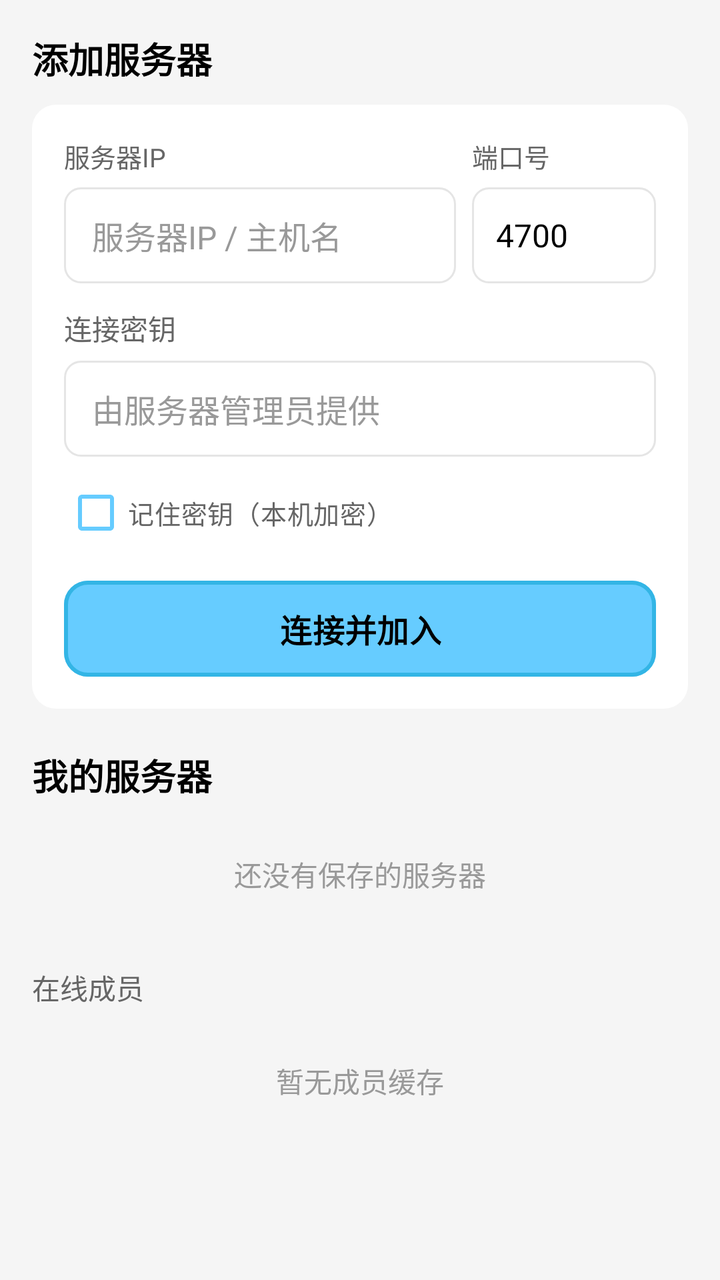
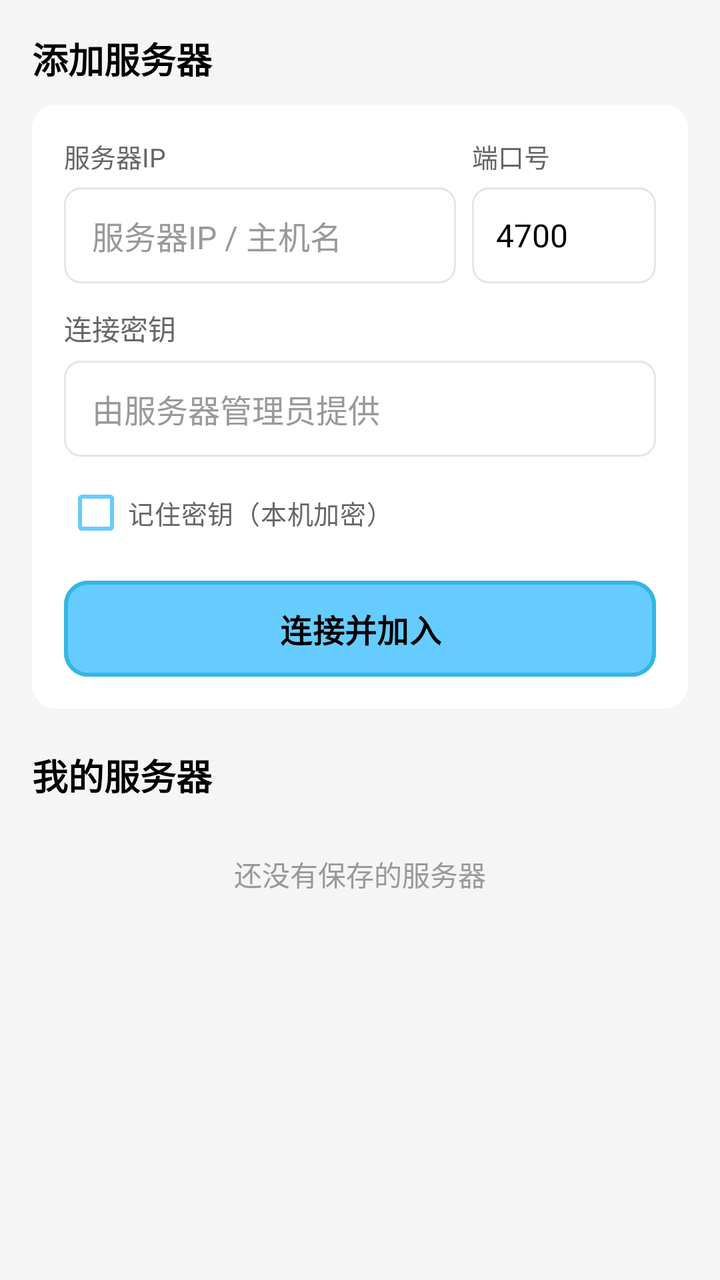

Before-and-after screenshots of an Android layout around one commit, followed by the original layout XML and the change that was made.
<!-- AndroidManifest.xml: application theme Theme.CoTalkProject -->
<!-- res/layout/fragment_contacts.xml -->
<?xml version="1.0" encoding="utf-8"?>
<androidx.core.widget.NestedScrollView xmlns:android="http://schemas.android.com/apk/res/android"
    xmlns:app="http://schemas.android.com/apk/res-auto"
    android:layout_width="match_parent"
    android:layout_height="match_parent"
    android:background="@color/bg_page"
    android:clipToPadding="false"
    android:fillViewport="true"
    android:overScrollMode="never">

    <LinearLayout
        android:layout_width="match_parent"
        android:layout_height="wrap_content"
        android:orientation="vertical"
        android:paddingStart="16dp"
        android:paddingTop="16dp"
        android:paddingEnd="16dp"
        android:paddingBottom="24dp">

        <TextView
            android:layout_width="match_parent"
            android:layout_height="wrap_content"
            android:text="@string/contacts_add_server"
            android:textColor="@color/text_primary"
            android:textSize="18sp"
            android:textStyle="bold" />

        <LinearLayout
            android:layout_width="match_parent"
            android:layout_height="wrap_content"
            android:layout_marginTop="10dp"
            android:background="@drawable/bg_card"
            android:orientation="vertical"
            android:padding="16dp">

            <LinearLayout
                android:layout_width="match_parent"
                android:layout_height="wrap_content"
                android:orientation="horizontal">

                <TextView
                    android:layout_width="0dp"
                    android:layout_height="wrap_content"
                    android:layout_weight="1"
                    android:labelFor="@id/et_host"
                    android:text="@string/label_server_ip"
                    android:textColor="@color/text_secondary"
                    android:textSize="13sp" />

                <TextView
                    android:layout_width="92dp"
                    android:layout_height="wrap_content"
                    android:layout_marginStart="8dp"
                    android:labelFor="@id/et_port"
                    android:text="@string/label_server_port"
                    android:textColor="@color/text_secondary"
                    android:textSize="13sp" />
            </LinearLayout>

            <LinearLayout
                android:layout_width="match_parent"
                android:layout_height="wrap_content"
                android:layout_marginTop="6dp"
                android:orientation="horizontal">

                <EditText
                    android:id="@+id/et_host"
                    android:layout_width="0dp"
                    android:layout_height="48dp"
                    android:layout_weight="1"
                    android:background="@drawable/et_round"
                    android:hint="@string/hint_host"
                    android:inputType="text"
                    android:maxLines="1"
                    android:paddingStart="14dp"
                    android:paddingEnd="14dp"
                    android:singleLine="true"
                    android:textColor="@color/text_primary"
                    android:textColorHint="@color/text_hint"
                    android:textSize="16sp" />

                <EditText
                    android:id="@+id/et_port"
                    android:layout_width="92dp"
                    android:layout_height="48dp"
                    android:layout_marginStart="8dp"
                    android:background="@drawable/et_round"
                    android:hint="@string/hint_port"
                    android:inputType="number"
                    android:maxLength="5"
                    android:maxLines="1"
                    android:paddingStart="12dp"
                    android:paddingEnd="12dp"
                    android:singleLine="true"
                    android:text="4700"
                    android:textColor="@color/text_primary"
                    android:textColorHint="@color/text_hint"
                    android:textSize="16sp" />
            </LinearLayout>

            <TextView
                android:layout_width="match_parent"
                android:layout_height="wrap_content"
                android:layout_marginTop="12dp"
                android:text="@string/auth_key"
                android:textColor="@color/text_secondary"
                android:textSize="14sp" />

            <EditText
                android:id="@+id/et_auth_key"
                android:layout_width="match_parent"
                android:layout_height="48dp"
                android:layout_marginTop="6dp"
                android:background="@drawable/et_round"
                android:hint="@string/hint_auth_key"
                android:inputType="textPassword"
                android:maxLines="1"
                android:paddingStart="14dp"
                android:paddingEnd="14dp"
                android:singleLine="true"
                android:textColor="@color/text_primary"
                android:textColorHint="@color/text_hint"
                android:textSize="16sp" />

            <CheckBox
                android:id="@+id/cb_remember_key"
                android:layout_width="wrap_content"
                android:layout_height="wrap_content"
                android:layout_marginTop="4dp"
                android:buttonTint="@color/blue_ty"
                android:checked="true"
                android:paddingStart="0dp"
                android:text="@string/remember_auth_key"
                android:textColor="@color/text_secondary"
                android:textSize="13sp" />

            <com.google.android.material.button.MaterialButton
                android:id="@+id/btn_connect_server"
                android:layout_width="match_parent"
                android:layout_height="48dp"
                android:layout_marginTop="10dp"
                android:insetTop="0dp"
                android:insetBottom="0dp"
                android:stateListAnimator="@null"
                android:text="@string/connect_and_join"
                android:textColor="@color/text_primary"
                android:textSize="16sp"
                android:textStyle="bold"
                app:backgroundTint="@color/blue_ty"
                app:cornerRadius="12dp"
                app:rippleColor="@color/blue_dark"
                app:strokeColor="@color/blue_dark"
                app:strokeWidth="2dp" />

        </LinearLayout>

        <TextView
            android:layout_width="match_parent"
            android:layout_height="wrap_content"
            android:layout_marginTop="20dp"
            android:text="@string/my_servers"
            android:textColor="@color/text_primary"
            android:textStyle="bold"
            android:textSize="18sp" />

        <TextView
            android:id="@+id/tv_servers_empty"
            android:layout_width="match_parent"
            android:layout_height="wrap_content"
            android:layout_marginTop="10dp"
            android:gravity="center"
            android:padding="16dp"
            android:text="@string/no_saved_servers"
            android:textColor="@color/text_hint"
            android:textSize="14sp" />

        <androidx.recyclerview.widget.RecyclerView
            android:id="@+id/rv_servers"
            android:layout_width="match_parent"
            android:layout_height="wrap_content"
            android:nestedScrollingEnabled="false"
            android:overScrollMode="never" />

        <TextView
            android:layout_width="match_parent"
            android:layout_height="wrap_content"
            android:layout_marginTop="20dp"
            android:text="@string/online_members"
            android:textColor="@color/text_secondary"
            android:textSize="14sp" />

        <TextView
            android:id="@+id/tv_members_empty"
            android:layout_width="match_parent"
            android:layout_height="wrap_content"
            android:layout_marginTop="10dp"
            android:gravity="center"
            android:padding="16dp"
            android:text="@string/no_cached_members"
            android:textColor="@color/text_hint"
            android:textSize="14sp" />

        <androidx.recyclerview.widget.RecyclerView
            android:id="@+id/rv_members"
            android:layout_width="match_parent"
            android:layout_height="wrap_content"
            android:nestedScrollingEnabled="false"
            android:overScrollMode="never" />

    </LinearLayout>
</androidx.core.widget.NestedScrollView>
<!-- resources referenced by this layout -->
<resources>
  <color name="bg_page">#FFF5F5F5</color>
  <color name="blue_dark">#FF33B5E5</color>
  <color name="blue_ty">#FF66CCFF</color>
  <color name="text_hint">#FF999999</color>
  <color name="text_primary">#FF000000</color>
  <color name="text_secondary">#FF666666</color>
  <!-- drawable bg_card (drawable) -->
  <?xml version="1.0" encoding="utf-8"?>
  <shape xmlns:android="http://schemas.android.com/apk/res/android"
      android:shape="rectangle">
      <solid android:color="@color/white" />
      <corners android:radius="12dp" />
  </shape>
  <!-- drawable et_round (drawable) -->
  <?xml version="1.0" encoding="utf-8"?>
  <shape xmlns:android="http://schemas.android.com/apk/res/android"
      android:shape="rectangle">
      <solid android:color="@color/white" />
      <corners android:radius="8dp" />
      <stroke
          android:width="1dp"
          android:color="@color/divider" />
  </shape>
  <string name="auth_key">连接密钥</string>
  <string name="connect_and_join">连接并加入</string>
  <string name="contacts_add_server">添加服务器</string>
  <string name="hint_auth_key">由服务器管理员提供</string>
  <string name="hint_host">服务器IP / 主机名</string>
  <string name="hint_port">4700</string>
  <string name="label_server_ip">服务器IP</string>
  <string name="label_server_port">端口号</string>
  <string name="my_servers">我的服务器</string>
  <string name="no_cached_members">暂无成员缓存</string>
  <string name="no_saved_servers">还没有保存的服务器</string>
  <string name="online_members">在线成员</string>
  <string name="remember_auth_key">记住密钥（本机加密）</string>
  <style name="Theme.CoTalkProject" parent="Base.Theme.CoTalkProject" />
  <color name="white">#FFFFFFFF</color>
  <color name="divider">#FFE5E5E5</color>
  <style name="Base.Theme.CoTalkProject" parent="Theme.Material3.Light.NoActionBar">
          <item name="colorPrimary">@color/blue_ty</item>
          <item name="colorOnPrimary">@color/text_primary</item>
          <item name="colorSecondary">@color/blue_dark</item>
          <item name="colorOnSecondary">@color/text_primary</item>
          <item name="android:colorAccent">@color/blue_ty</item>
  
          <item name="android:windowBackground">@color/bg_page</item>
          <item name="android:statusBarColor">@color/blue_ty</item>
          <item name="android:navigationBarColor">@color/white</item>
          <item name="android:windowLightStatusBar">true</item>
          <item name="android:windowLightNavigationBar" tools:targetApi="o_mr1">true</item>
          <item name="android:forceDarkAllowed" tools:targetApi="q">false</item>
      </style>
</resources>

<!-- the commit's change to res/layout/fragment_contacts.xml (unified diff, before → after) -->
@@ -181,31 +181,5 @@
             android:nestedScrollingEnabled="false"
             android:overScrollMode="never" />
 
-        <TextView
-            android:layout_width="match_parent"
-            android:layout_height="wrap_content"
-            android:layout_marginTop="20dp"
-            android:text="@string/online_members"
-            android:textColor="@color/text_secondary"
-            android:textSize="14sp" />
-
-        <TextView
-            android:id="@+id/tv_members_empty"
-            android:layout_width="match_parent"
-            android:layout_height="wrap_content"
-            android:layout_marginTop="10dp"
-            android:gravity="center"
-            android:padding="16dp"
-            android:text="@string/no_cached_members"
-            android:textColor="@color/text_hint"
-            android:textSize="14sp" />
-
-        <androidx.recyclerview.widget.RecyclerView
-            android:id="@+id/rv_members"
-            android:layout_width="match_parent"
-            android:layout_height="wrap_content"
-            android:nestedScrollingEnabled="false"
-            android:overScrollMode="never" />
-
     </LinearLayout>
 </androidx.core.widget.NestedScrollView>
<!-- resource entries referenced after the edit -->
@@ -32,9 +32,7 @@
   <string name="label_server_ip">服务器IP</string>
   <string name="label_server_port">端口号</string>
   <string name="my_servers">我的服务器</string>
-  <string name="no_cached_members">暂无成员缓存</string>
   <string name="no_saved_servers">还没有保存的服务器</string>
-  <string name="online_members">在线成员</string>
   <string name="remember_auth_key">记住密钥（本机加密）</string>
   <style name="Theme.CoTalkProject" parent="Base.Theme.CoTalkProject" />
   <color name="white">#FFFFFFFF</color>
